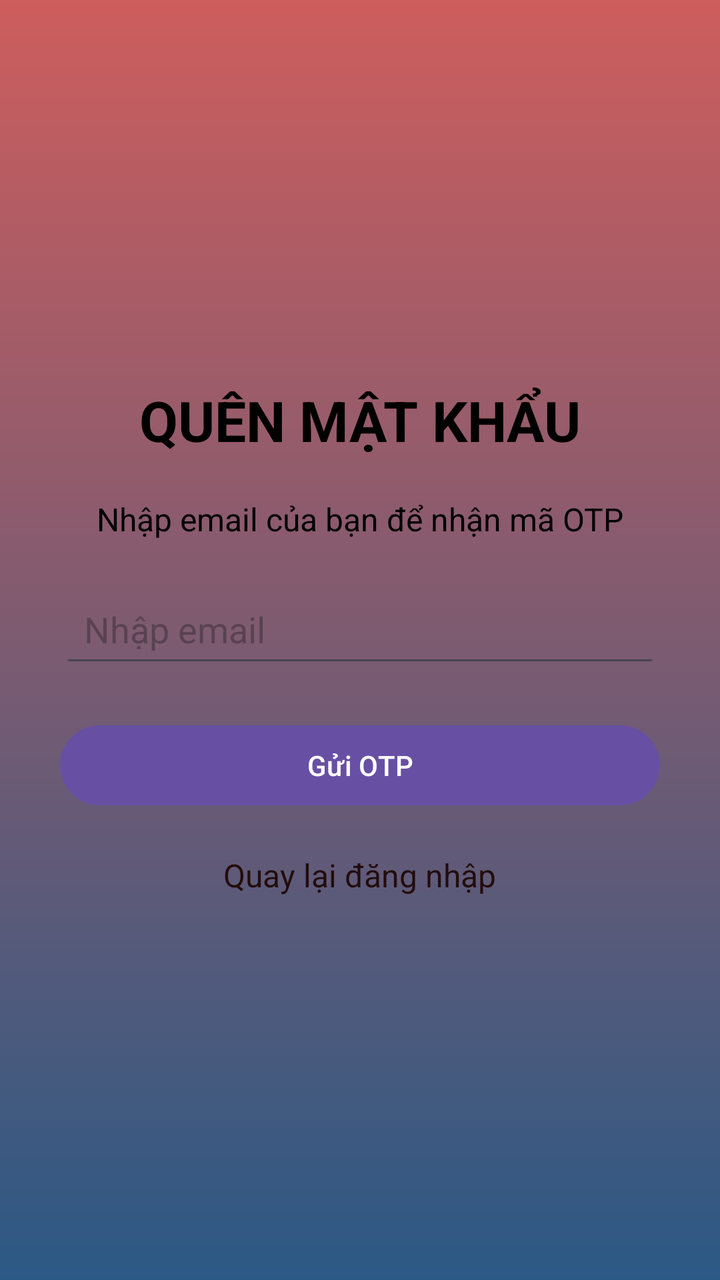
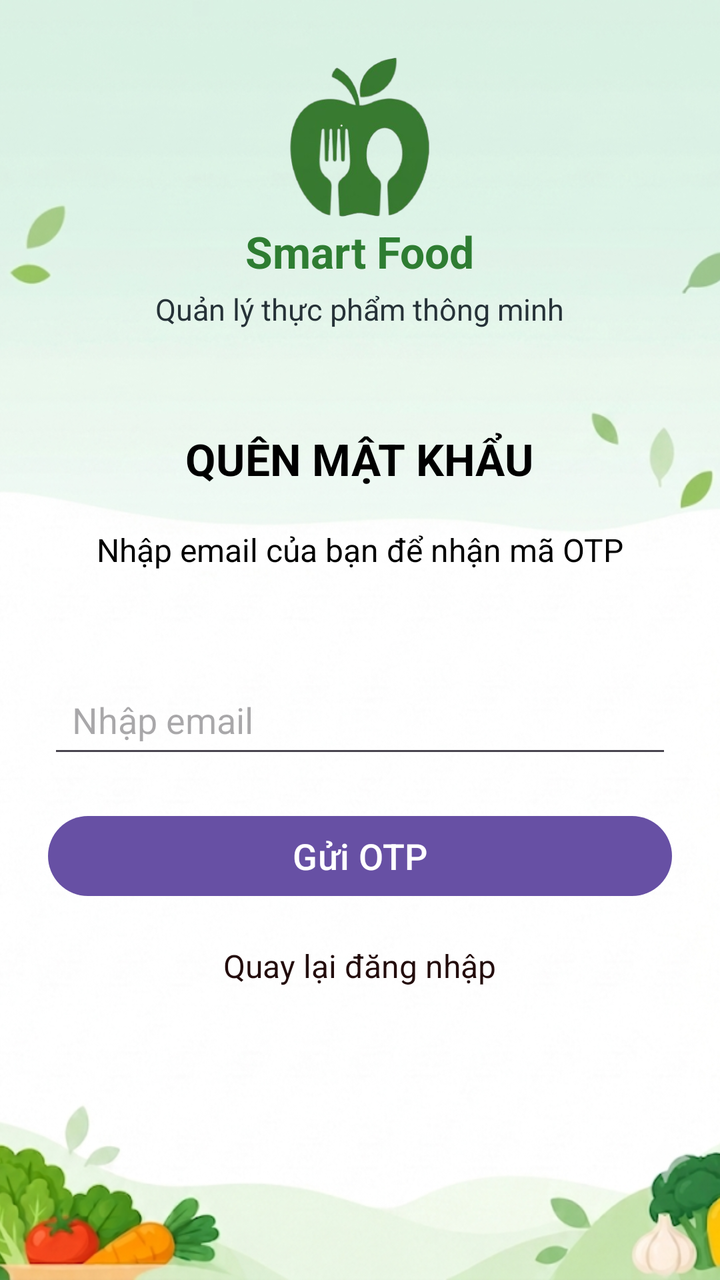

Compare the two renders of this Android layout. The source of the first and the diff that turns it into the second are given below.
<!-- AndroidManifest.xml: application theme Theme.AndroidApp -->
<!-- res/layout/activity_forgot_password.xml -->
<?xml version="1.0" encoding="utf-8"?>
<LinearLayout
    xmlns:android="http://schemas.android.com/apk/res/android"
    android:id="@+id/main"
    android:layout_width="match_parent"
    android:layout_height="match_parent"
    android:orientation="vertical"
    android:gravity="center"
    android:padding="30dp"
    android:background="@drawable/bg">

    
    <TextView
        android:layout_width="wrap_content"
        android:layout_height="wrap_content"
        android:text="QUÊN MẬT KHẨU"
        android:textSize="28sp"
        android:textStyle="bold"
        android:textColor="#000000"
        android:layout_marginBottom="20dp" />

    
    <TextView
        android:layout_width="match_parent"
        android:layout_height="wrap_content"
        android:text="Nhập email của bạn để nhận mã OTP"
        android:textSize="16sp"
        android:textColor="#000000"
        android:gravity="center"
        android:layout_marginBottom="20dp" />

    
    <EditText
        android:id="@+id/edtForgotEmail"
        android:layout_width="match_parent"
        android:layout_height="wrap_content"
        android:hint="Nhập email"
        android:inputType="textEmailAddress"
        android:padding="12dp"
        android:layout_marginBottom="20dp" />

    
    <Button
        android:id="@+id/btnSendOtp"
        android:layout_width="match_parent"
        android:layout_height="wrap_content"
        android:text="Gửi OTP" />

    
    <TextView
        android:id="@+id/txtBackToLogin"
        android:layout_width="wrap_content"
        android:layout_height="wrap_content"
        android:text="Quay lại đăng nhập"
        android:textSize="16sp"
        android:textColor="#230C0C"
        android:layout_marginTop="20dp"
        android:clickable="true"
        android:focusable="true" />

</LinearLayout>
<!-- resources referenced by this layout -->
<resources>
  <!-- drawable bg (drawable) -->
  <?xml version="1.0" encoding="utf-8"?>
  <shape xmlns:android="http://schemas.android.com/apk/res/android">
      <gradient android:type="linear" android:angle="100"
          android:startColor="#CE5D5D" android:endColor="#2B5985"/>
  </shape>
  <style name="Theme.AndroidApp" parent="Base.Theme.AndroidApp" />
  <style name="Base.Theme.AndroidApp" parent="Theme.Material3.DayNight.NoActionBar">
          
          
      </style>
</resources>

<!-- the commit's change to res/layout/activity_forgot_password.xml (unified diff, before → after) -->
@@ -1,61 +1,107 @@
 <?xml version="1.0" encoding="utf-8"?>
-<LinearLayout
+<FrameLayout
     xmlns:android="http://schemas.android.com/apk/res/android"
+    xmlns:app="http://schemas.android.com/apk/res-auto"
     android:id="@+id/main"
     android:layout_width="match_parent"
     android:layout_height="match_parent"
-    android:orientation="vertical"
-    android:gravity="center"
-    android:padding="30dp"
-    android:background="@drawable/bg">
+    android:background="#FFFFFF">
 
     
-    <TextView
-        android:layout_width="wrap_content"
-        android:layout_height="wrap_content"
-        android:text="QUÊN MẬT KHẨU"
-        android:textSize="28sp"
-        android:textStyle="bold"
-        android:textColor="#000000"
-        android:layout_marginBottom="20dp" />
+    <ImageView
+        android:layout_width="match_parent"
+        android:layout_height="match_parent"
+        android:src="@drawable/img"
+        android:scaleType="centerCrop"
+        android:contentDescription="@null" />
 
     
-    <TextView
+    <LinearLayout
         android:layout_width="match_parent"
-        android:layout_height="wrap_content"
-        android:text="Nhập email của bạn để nhận mã OTP"
-        android:textSize="16sp"
-        android:textColor="#000000"
-        android:gravity="center"
-        android:layout_marginBottom="20dp" />
+        android:layout_height="match_parent"
+        android:orientation="vertical"
+        android:gravity="center_horizontal"
+        android:paddingStart="24dp"
+        android:paddingEnd="24dp">
 
-    
-    <EditText
-        android:id="@+id/edtForgotEmail"
-        android:layout_width="match_parent"
-        android:layout_height="wrap_content"
-        android:hint="Nhập email"
-        android:inputType="textEmailAddress"
-        android:padding="12dp"
-        android:layout_marginBottom="20dp" />
+        
+        <ImageView
+            android:layout_width="134dp"
+            android:layout_height="83dp"
+            android:layout_marginTop="28dp"
+            android:scaleType="fitCenter"
+            android:src="@drawable/logo"
+            android:contentDescription="Logo Smart Food" />
 
-    
-    <Button
-        android:id="@+id/btnSendOtp"
-        android:layout_width="match_parent"
-        android:layout_height="wrap_content"
-        android:text="Gửi OTP" />
+        
+        <TextView
+            android:layout_width="wrap_content"
+            android:layout_height="wrap_content"
+            android:text="Smart Food"
+            android:textColor="#2E7D32"
+            android:textSize="22sp"
+            android:textStyle="bold" />
 
-    
-    <TextView
-        android:id="@+id/txtBackToLogin"
-        android:layout_width="wrap_content"
-        android:layout_height="wrap_content"
-        android:text="Quay lại đăng nhập"
-        android:textSize="16sp"
-        android:textColor="#230C0C"
-        android:layout_marginTop="20dp"
-        android:clickable="true"
-        android:focusable="true" />
+        
+        <TextView
+            android:layout_width="wrap_content"
+            android:layout_height="wrap_content"
+            android:layout_marginTop="4dp"
+            android:text="Quản lý thực phẩm thông minh"
+            android:textColor="#263238"
+            android:textSize="15sp" />
 
-</LinearLayout>
+        <TextView
+            android:layout_width="wrap_content"
+            android:layout_height="wrap_content"
+            android:layout_marginTop="50dp"
+            android:text="QUÊN MẬT KHẨU"
+            android:textSize="22sp"
+            android:textStyle="bold"
+            android:textColor="#000000"
+            android:layout_marginBottom="20dp" />
+
+        
+        <TextView
+            android:layout_width="match_parent"
+            android:layout_height="wrap_content"
+            android:text="Nhập email của bạn để nhận mã OTP"
+            android:textSize="16sp"
+            android:textColor="#000000"
+            android:gravity="center"
+            android:layout_marginBottom="20dp" />
+
+        
+        <EditText
+            android:id="@+id/edtForgotEmail"
+            android:layout_width="match_parent"
+            android:layout_height="wrap_content"
+            android:layout_marginTop="30dp"
+            android:hint="Nhập email"
+            android:inputType="textEmailAddress"
+            android:padding="12dp"
+            android:layout_marginBottom="20dp" />
+
+        
+        <Button
+            android:id="@+id/btnSendOtp"
+            android:layout_width="match_parent"
+            android:layout_height="wrap_content"
+            android:text="Gửi OTP"
+            android:textSize="18sp"/>
+
+        
+        <TextView
+            android:id="@+id/txtBackToLogin"
+            android:layout_width="wrap_content"
+            android:layout_height="wrap_content"
+            android:text="Quay lại đăng nhập"
+            android:textSize="16sp"
+            android:textColor="#230C0C"
+            android:layout_marginTop="20dp"
+            android:clickable="true"
+            android:focusable="true" />
+
+    </LinearLayout>
+
+</FrameLayout>
<!-- resource entries referenced after the edit -->
@@ -1,11 +1,7 @@
 <!-- resources referenced by this layout -->
 <resources>
-  <!-- drawable bg (drawable) -->
-  <?xml version="1.0" encoding="utf-8"?>
-  <shape xmlns:android="http://schemas.android.com/apk/res/android">
-      <gradient android:type="linear" android:angle="100"
-          android:startColor="#CE5D5D" android:endColor="#2B5985"/>
-  </shape>
+  <!-- drawable img: png bitmap (drawable, 497539 bytes) -->
+  <!-- drawable logo: png bitmap (drawable, 38697 bytes) -->
   <style name="Theme.AndroidApp" parent="Base.Theme.AndroidApp" />
   <style name="Base.Theme.AndroidApp" parent="Theme.Material3.DayNight.NoActionBar">
           
